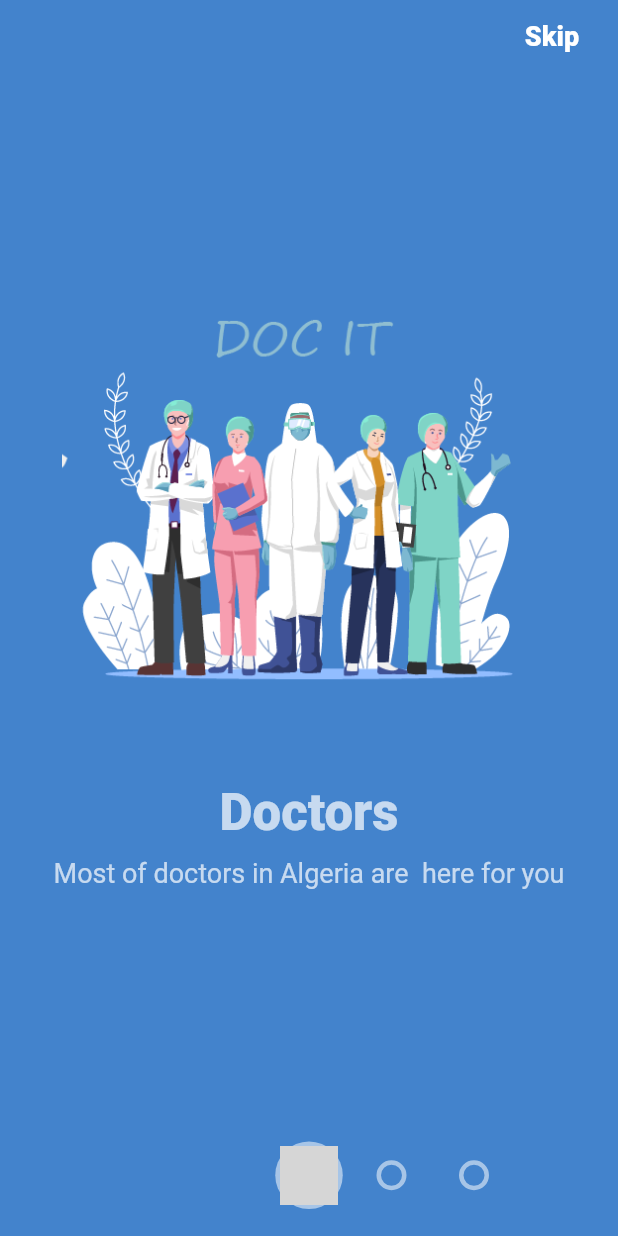
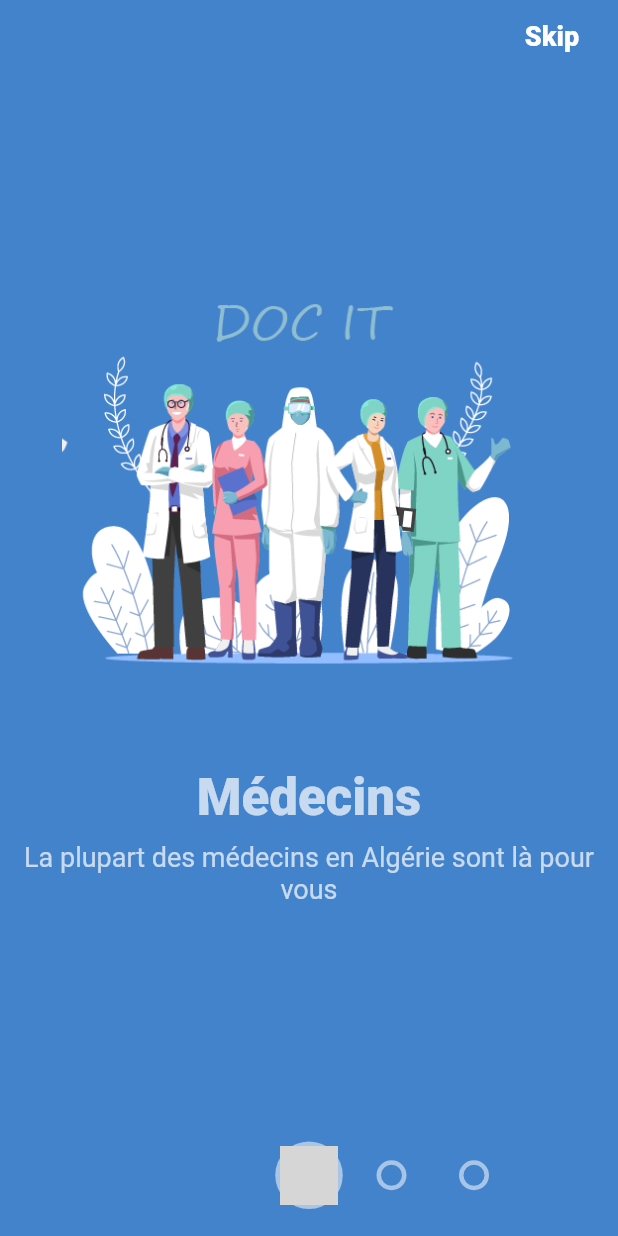
Before and after one commit to mouslim21/docit, a Flutter app: the screen it shows after launch, on a phone screen of 412 x 824 dp. Run offline on Flutter 3.47's test engine with Material 2 defaults, Android fonts, the phone set to English and light mode, and no system bars; our stand-ins replace carousel_pro, carousel_slider, cloud_firestore, curved_navigation_bar, firebase_auth, firebase_database and 7 more; missing offline and left inert: folding_cell; accounts and stored records are empty; Roboto replaces fonts that are missing (Nunito); grey boxes are pictures that could not be loaded.

Commit message:
Update routes_pages.dart

```diff
--- a/lib/Onboarding/routes_pages.dart
+++ b/lib/Onboarding/routes_pages.dart
@@ -33,13 +33,13 @@ class _MyHomePageState extends State<MyHomePage> {
     PageModel(
         color: Colors.blue.shade800.withOpacity(0.8),
         heroAssetPath: 'images/on1.png',
-        title: Text('Doctors',//Hotels
+        title: Text('Médecins',
             style: TextStyle(
               fontWeight: FontWeight.w800,
               color: Colors.white70,
               fontSize: 34.0,
             )),
-        body: Text('Most of doctors in Algeria are  here for you ',
+        body: Text('La plupart des médecins en Algérie sont là pour vous  ',
             textAlign: TextAlign.center,
             style: TextStyle(
               color: Colors.white70,
@@ -49,14 +49,14 @@ class _MyHomePageState extends State<MyHomePage> {
     PageModel(
         color: Color(0xff17DaaF).withOpacity(0.6),
         heroAssetPath: 'images/on2.png',
-        title: Text('Specialties',
+        title: Text('Spécialtiés',
             style: TextStyle(
               fontWeight: FontWeight.w800,
               color: Colors.white70,
               fontSize: 34.0,
             )),
         body: Text(
-            'We carefully verify all specialities before adding them into the app',
+            'Nous vérifions soigneusement toutes les spécialités avant de les ajouter dans l application ',
             textAlign: TextAlign.center,
             style: TextStyle(
               color: Colors.white70,
@@ -66,13 +66,13 @@ class _MyHomePageState extends State<MyHomePage> {
     PageModel(
       color: Colors.blueGrey.shade400.withOpacity(0.8),
       heroAssetPath: 'images/on3.png',
-      title: Text('States',
+      title: Text('Wilayas',
           style: TextStyle(
             fontWeight: FontWeight.w800,
             color: Colors.white70,
             fontSize: 34.0,
           )),
-      body: Text('All  states of our country are here in our app for you',
+      body: Text('Tous les wilayas de notre pays sont ici dans notre application pour vous ',
           textAlign: TextAlign.center,
           style: TextStyle(
             color: Colors.white70,
```
